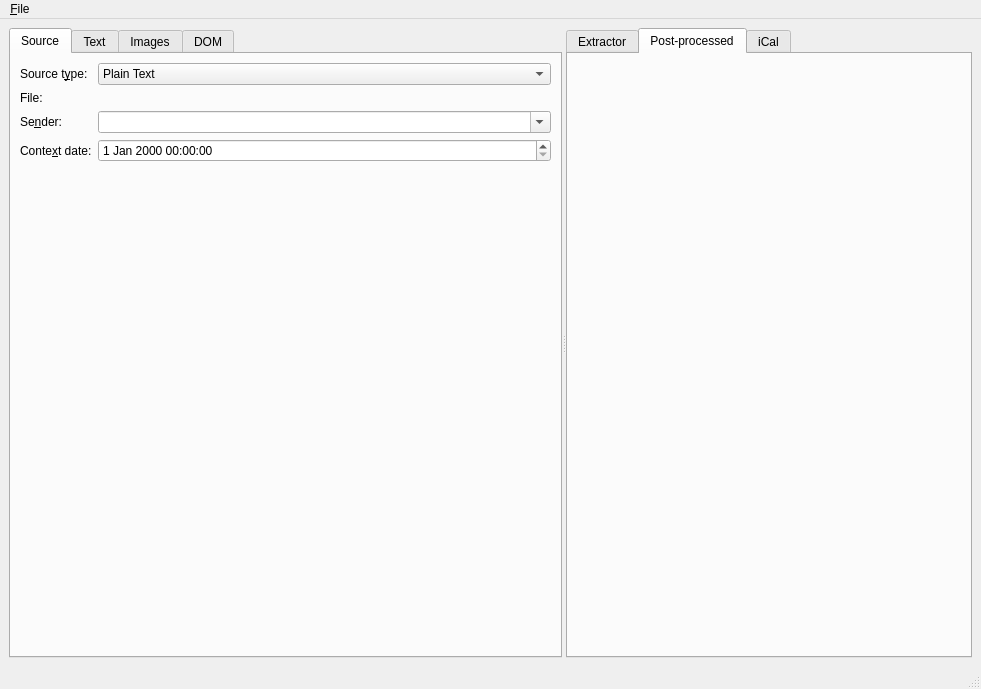
KDE/kitinerary-workbench, file src/mainwindow.ui: the form before one commit.
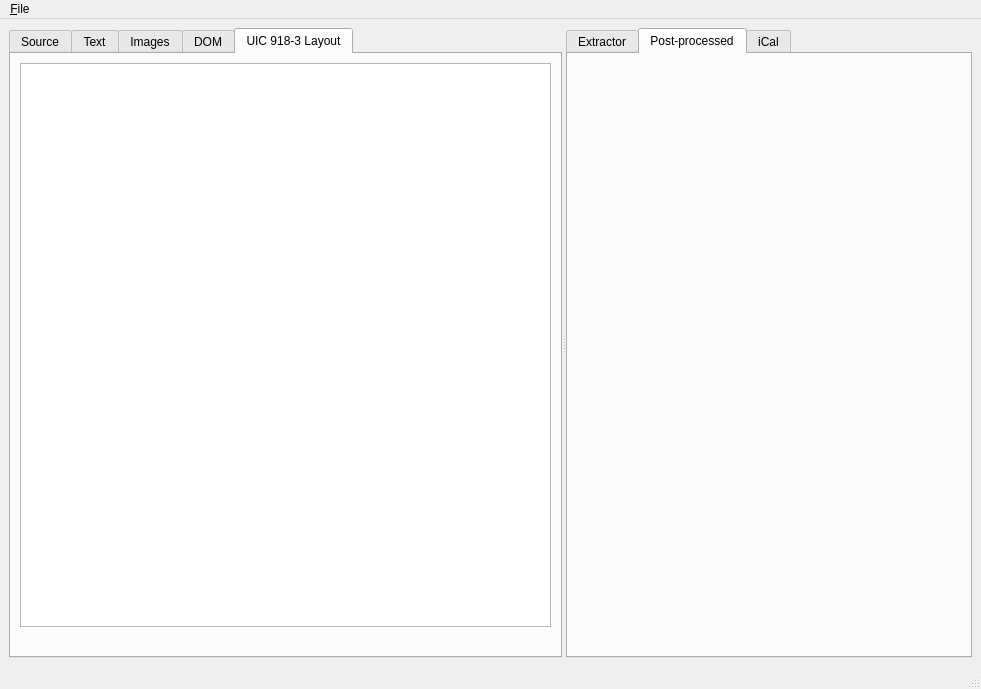
The form after the commit. The open tabs and pages were chosen to show the change. Icons and pictures are not drawn. Custom widgets are drawn as their Qt base class.

Commit message: Add viewer for UIC 918-3 ticket layouts

```diff
--- a/src/mainwindow.ui
+++ b/src/mainwindow.ui
@@ -210,6 +210,27 @@
          </item>
         </layout>
        </widget>
+       <widget class="QWidget" name="ticketLayoutTab">
+        <attribute name="title">
+         <string>UIC 918-3 Layout</string>
+        </attribute>
+        <layout class="QVBoxLayout" name="verticalLayout_5">
+         <item>
+          <widget class="QTableView" name="ticketLayoutView">
+           <property name="selectionMode">
+            <enum>QAbstractItemView::ContiguousSelection</enum>
+           </property>
+          </widget>
+         </item>
+         <item>
+          <widget class="QLabel" name="ticketLayoutSelection">
+           <property name="text">
+            <string/>
+           </property>
+          </widget>
+         </item>
+        </layout>
+       </widget>
       </widget>
       <widget class="QTabWidget" name="outputTabWidget">
        <property name="currentIndex">
```
The commit also changes 5 other files.
